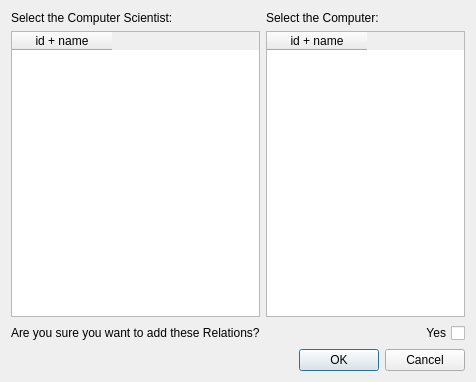
First picture: the form in UI/addrelations.ui, repository JonOrnBrynjarsson/vN1w3H51, before the edit.
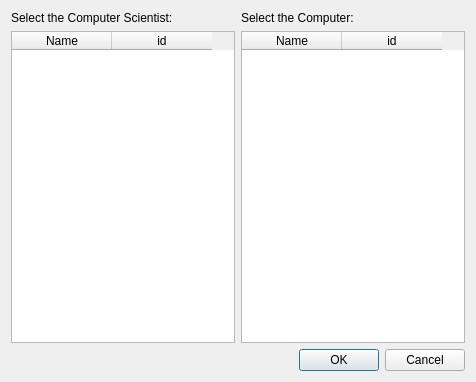
Second picture: the form after the edit.

Commit message: lagfæring á addrelations

What changed in the file:
```diff
--- a/UI/addrelations.ui
+++ b/UI/addrelations.ui
@@ -14,13 +14,6 @@
    <string>Add relations between Computer Scientists and Computers</string>
   </property>
   <layout class="QGridLayout" name="gridLayout">
-   <item row="0" column="0">
-    <widget class="QLabel" name="labelSelSci">
-     <property name="text">
-      <string>Select the Computer Scientist:</string>
-     </property>
-    </widget>
-   </item>
    <item row="0" column="1">
     <widget class="QLabel" name="labelSelCom">
      <property name="text">
@@ -28,24 +21,14 @@
      </property>
     </widget>
    </item>
-   <item row="2" column="0">
-    <widget class="QLabel" name="labelAreYouSureRelations">
+   <item row="0" column="0">
+    <widget class="QLabel" name="labelSelSci">
      <property name="text">
-      <string>Are you sure you want to add these Relations?</string>
+      <string>Select the Computer Scientist:</string>
      </property>
     </widget>
    </item>
-   <item row="2" column="1">
-    <widget class="QCheckBox" name="checkBoxRelationsYes">
-     <property name="layoutDirection">
-      <enum>Qt::RightToLeft</enum>
-     </property>
-     <property name="text">
-      <string>Yes</string>
-     </property>
-    </widget>
-   </item>
-   <item row="5" column="0" colspan="2">
+   <item row="4" column="0" colspan="2">
     <widget class="QDialogButtonBox" name="buttonBox">
      <property name="orientation">
       <enum>Qt::Horizontal</enum>
@@ -59,7 +42,12 @@
     <widget class="QTableWidget" name="tableWidget_chooseScientist">
      <column>
       <property name="text">
-       <string>id + name</string>
+       <string>Name</string>
+      </property>
+     </column>
+     <column>
+      <property name="text">
+       <string>id</string>
       </property>
      </column>
     </widget>
@@ -68,7 +56,12 @@
     <widget class="QTableWidget" name="tableWidget_chooseComputer">
      <column>
       <property name="text">
-       <string>id + name</string>
+       <string>Name</string>
+      </property>
+     </column>
+     <column>
+      <property name="text">
+       <string>id</string>
       </property>
      </column>
     </widget>
```
The commit also changes 8 other files.
